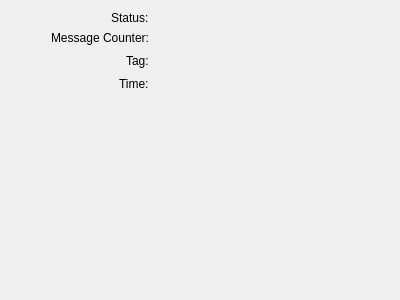
The window that http/httpview.ui (CodElecCz/TurckRfid) describes before a commit, drawn with Qt 5.
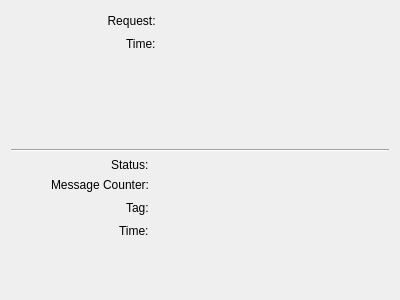
The same window after the commit.

```diff
--- a/http/httpview.ui
+++ b/http/httpview.ui
@@ -14,36 +14,110 @@
    <string>Form</string>
   </property>
   <layout class="QVBoxLayout" name="verticalLayout">
+   <item>
+    <layout class="QGridLayout" name="gridLayout_2">
+     <item row="0" column="3">
+      <spacer name="horizontalSpacer_4">
+       <property name="orientation">
+        <enum>Qt::Horizontal</enum>
+       </property>
+       <property name="sizeHint" stdset="0">
+        <size>
+         <width>40</width>
+         <height>20</height>
+        </size>
+       </property>
+      </spacer>
+     </item>
+     <item row="1" column="2">
+      <widget class="QLabel" name="labelRTimeText">
+       <property name="font">
+        <font>
+         <bold>true</bold>
+        </font>
+       </property>
+       <property name="text">
+        <string/>
+       </property>
+      </widget>
+     </item>
+     <item row="0" column="2">
+      <widget class="QLabel" name="labelRequestText">
+       <property name="font">
+        <font>
+         <bold>true</bold>
+        </font>
+       </property>
+       <property name="text">
+        <string/>
+       </property>
+      </widget>
+     </item>
+     <item row="0" column="1">
+      <widget class="QLabel" name="labelRequest">
+       <property name="text">
+        <string>                 Request:</string>
+       </property>
+      </widget>
+     </item>
+     <item row="0" column="0">
+      <spacer name="horizontalSpacer_3">
+       <property name="orientation">
+        <enum>Qt::Horizontal</enum>
+       </property>
+       <property name="sizeType">
+        <enum>QSizePolicy::Fixed</enum>
+       </property>
+       <property name="sizeHint" stdset="0">
+        <size>
+         <width>40</width>
+         <height>20</height>
+        </size>
+       </property>
+      </spacer>
+     </item>
+     <item row="1" column="1" alignment="Qt::AlignRight">
+      <widget class="QLabel" name="labelRTime">
+       <property name="text">
+        <string>Time:</string>
+       </property>
+      </widget>
+     </item>
+     <item row="2" column="1">
+      <spacer name="verticalSpacer_3">
+       <property name="orientation">
+        <enum>Qt::Vertical</enum>
+       </property>
+       <property name="sizeHint" stdset="0">
+        <size>
+         <width>20</width>
+         <height>40</height>
+        </size>
+       </property>
+      </spacer>
+     </item>
+    </layout>
+   </item>
+   <item>
+    <widget class="Line" name="line">
+     <property name="orientation">
+      <enum>Qt::Horizontal</enum>
+     </property>
+    </widget>
+   </item>
    <item>
     <layout class="QGridLayout" name="gridLayout">
-     <item row="4" column="0">
-      <spacer name="horizontalSpacer_2">
-       <property name="orientation">
-        <enum>Qt::Horizontal</enum>
+     <item row="0" column="2">
+      <widget class="QLabel" name="labelStatusText">
+       <property name="font">
+        <font>
+         <bold>true</bold>
+        </font>
        </property>
-       <property name="sizeType">
-        <enum>QSizePolicy::Fixed</enum>
+       <property name="text">
+        <string/>
        </property>
-       <property name="sizeHint" stdset="0">
-        <size>
-         <width>40</width>
-         <height>20</height>
-        </size>
-       </property>
-      </spacer>
-     </item>
-     <item row="4" column="1">
-      <spacer name="verticalSpacer">
-       <property name="orientation">
-        <enum>Qt::Vertical</enum>
-       </property>
-       <property name="sizeHint" stdset="0">
-        <size>
-         <width>20</width>
-         <height>40</height>
-        </size>
-       </property>
-      </spacer>
+      </widget>
      </item>
      <item row="2" column="1" alignment="Qt::AlignRight">
       <widget class="QLabel" name="labelTag">
@@ -52,6 +126,13 @@
        </property>
       </widget>
      </item>
+     <item row="1" column="1" alignment="Qt::AlignRight">
+      <widget class="QLabel" name="labelCounter">
+       <property name="text">
+        <string>Message Counter:</string>
+       </property>
+      </widget>
+     </item>
      <item row="3" column="2">
       <widget class="QLabel" name="labelTimeText">
        <property name="font">
@@ -64,6 +145,38 @@
        </property>
       </widget>
      </item>
+     <item row="6" column="1">
+      <spacer name="verticalSpacer">
+       <property name="orientation">
+        <enum>Qt::Vertical</enum>
+       </property>
+       <property name="sizeHint" stdset="0">
+        <size>
+         <width>20</width>
+         <height>40</height>
+        </size>
+       </property>
+      </spacer>
+     </item>
+     <item row="1" column="2">
+      <widget class="QLabel" name="labelCounterText">
+       <property name="font">
+        <font>
+         <bold>true</bold>
+        </font>
+       </property>
+       <property name="text">
+        <string/>
+       </property>
+      </widget>
+     </item>
+     <item row="0" column="1" alignment="Qt::AlignRight">
+      <widget class="QLabel" name="label">
+       <property name="text">
+        <string>Status:</string>
+       </property>
+      </widget>
+     </item>
      <item row="2" column="3">
       <spacer name="horizontalSpacer">
        <property name="orientation">
@@ -77,6 +190,22 @@
        </property>
       </spacer>
      </item>
+     <item row="6" column="0">
+      <spacer name="horizontalSpacer_2">
+       <property name="orientation">
+        <enum>Qt::Horizontal</enum>
+       </property>
+       <property name="sizeType">
+        <enum>QSizePolicy::Fixed</enum>
+       </property>
+       <property name="sizeHint" stdset="0">
+        <size>
+         <width>40</width>
+         <height>20</height>
+        </size>
+       </property>
+      </spacer>
+     </item>
      <item row="3" column="1" alignment="Qt::AlignRight">
       <widget class="QLabel" name="labelTime">
        <property name="text">
@@ -84,13 +213,6 @@
        </property>
       </widget>
      </item>
-     <item row="1" column="1" alignment="Qt::AlignRight">
-      <widget class="QLabel" name="labelCounter">
-       <property name="text">
-        <string>Message Counter:</string>
-       </property>
-      </widget>
-     </item>
      <item row="2" column="2">
       <widget class="QLabel" name="labelTagText">
        <property name="font">
@@ -103,37 +225,6 @@
        </property>
       </widget>
      </item>
-     <item row="1" column="2">
-      <widget class="QLabel" name="labelCounterText">
-       <property name="font">
-        <font>
-         <bold>true</bold>
-        </font>
-       </property>
-       <property name="text">
-        <string/>
-       </property>
-      </widget>
-     </item>
-     <item row="0" column="1" alignment="Qt::AlignRight">
-      <widget class="QLabel" name="label">
-       <property name="text">
-        <string>Status:</string>
-       </property>
-      </widget>
-     </item>
-     <item row="0" column="2">
-      <widget class="QLabel" name="labelStatusText">
-       <property name="font">
-        <font>
-         <bold>true</bold>
-        </font>
-       </property>
-       <property name="text">
-        <string/>
-       </property>
-      </widget>
-     </item>
     </layout>
    </item>
   </layout>
```
